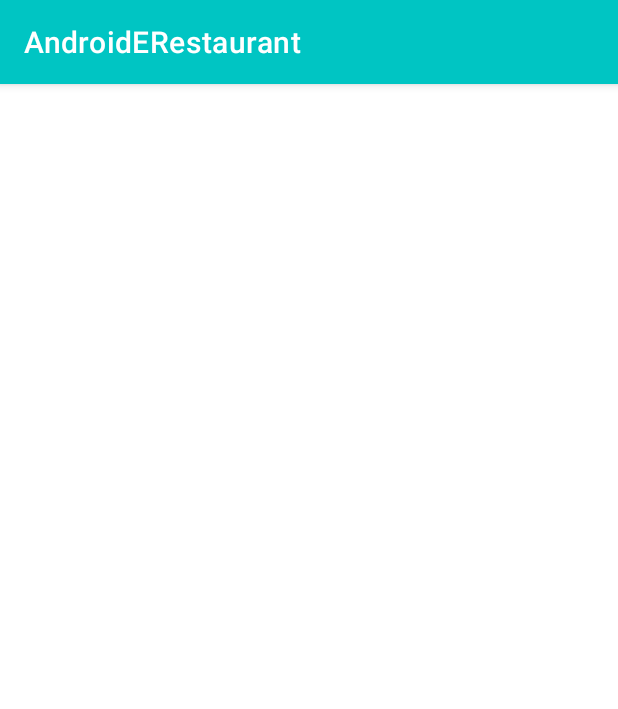
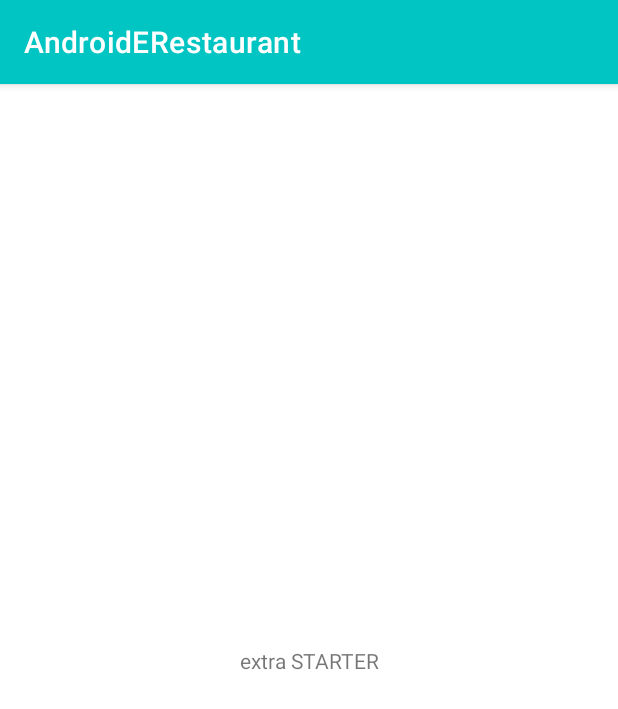
Before and after one commit to elise-rey/AndroidERestaurant, an Android app: the ListActivity screen opened directly, with no data from a screen before it, on a phone screen of 412 x 824 dp. Shown: the top 709 px of the screen. Run offline under Robolectric (Android 15) with nearby library versions, the phone set to English and light mode, and no system bars.

Commit message:
Working binding

```diff
--- a/app/src/main/java/fr/isen/rey/androiderestaurant/ListActivity.kt
+++ b/app/src/main/java/fr/isen/rey/androiderestaurant/ListActivity.kt
@@ -2,10 +2,20 @@ package fr.isen.rey.androiderestaurant
 
 import androidx.appcompat.app.AppCompatActivity
 import android.os.Bundle
+import fr.isen.rey.androiderestaurant.databinding.ActivityListBinding
+
+enum class LunchType {
+    STARTER, COURSE, DESSERT
+}
 
 class ListActivity : AppCompatActivity() {
+    lateinit var binding: ActivityListBinding
     override fun onCreate(savedInstanceState: Bundle?) {
         super.onCreate(savedInstanceState)
-        setContentView(R.layout.activity_list)
+        binding = ActivityListBinding.inflate(layoutInflater)
+        setContentView(binding.root)
+
+        val item: LunchType = intent.getSerializableExtra(HomeActivity.CategoryType) as? LunchType ?: LunchType.STARTER
+        binding.textView.setText("extra " + item)
     }
 }
--- a/app/src/main/res/layout/activity_list.xml
+++ b/app/src/main/res/layout/activity_list.xml
@@ -6,4 +6,13 @@
     android:layout_height="match_parent"
     tools:context=".ListActivity">
 
+    <TextView
+        android:id="@+id/textView"
+        android:layout_width="wrap_content"
+        android:layout_height="wrap_content"
+        android:text="TextView"
+        app:layout_constraintBottom_toBottomOf="parent"
+        app:layout_constraintEnd_toEndOf="parent"
+        app:layout_constraintStart_toStartOf="parent"
+        app:layout_constraintTop_toTopOf="parent" />
 </androidx.constraintlayout.widget.ConstraintLayout>
```
Also changed, not shown: app/src/main/java/fr/isen/rey/androiderestaurant/HomeActivity.kt (+22 -9 lines), app/src/main/res/layout/activity_home.xml (+6 -6 lines), app/src/main/res/values/strings.xml (+6 -6 lines).
